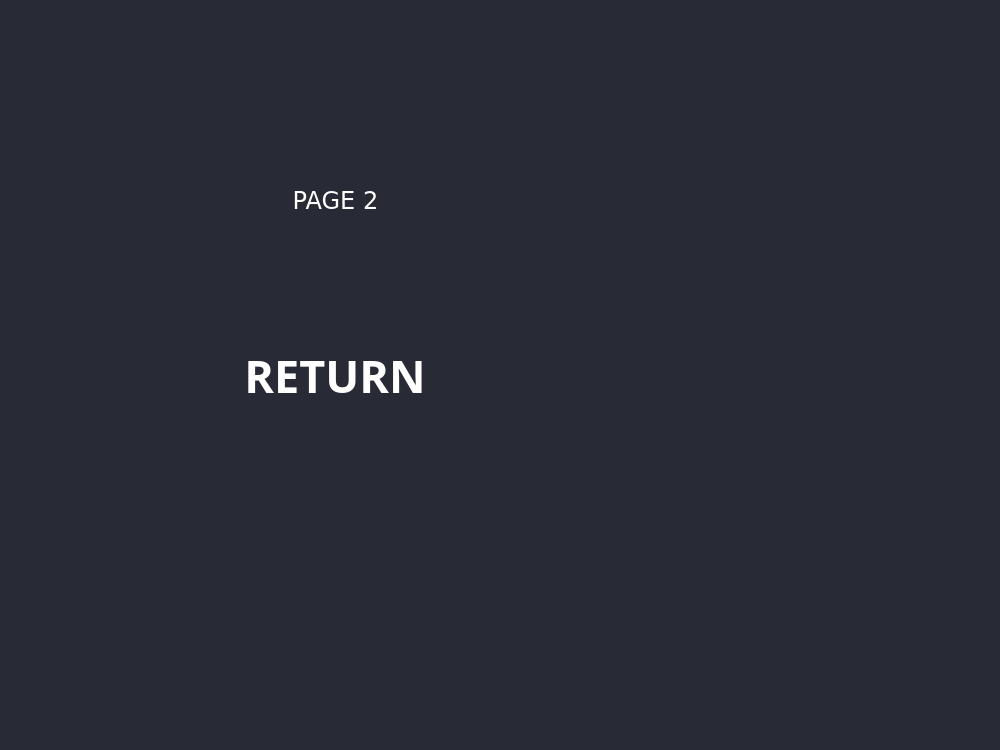
The window that dashAthenas.ui (AthenasArch/AthenasDashECU) describes before a commit, drawn with Qt 5.
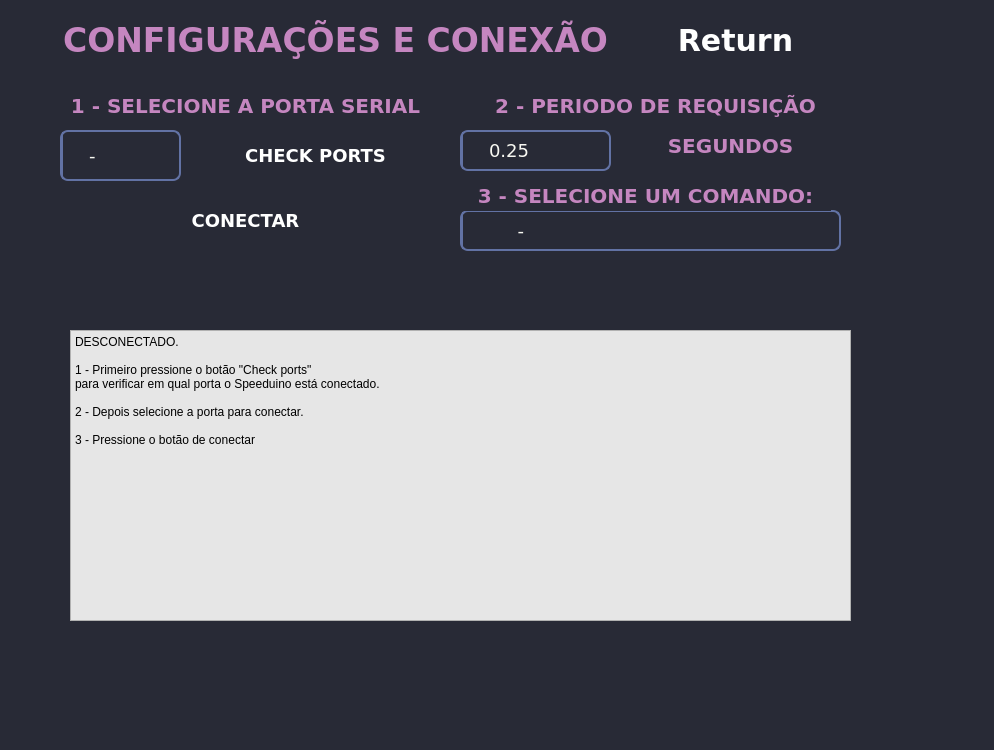
The same window after the commit. The open tabs and pages were chosen to show the change. Icons and pictures are not drawn. Custom widgets are drawn as their Qt base class.

```diff
--- a/dashAthenas.ui
+++ b/dashAthenas.ui
@@ -6,7 +6,7 @@
    <rect>
     <x>0</x>
     <y>0</y>
-    <width>1000</width>
+    <width>994</width>
     <height>750</height>
    </rect>
   </property>
@@ -46,8 +46,8 @@
    <widget class="QStackedWidget" name="stackedWidget">
     <property name="geometry">
      <rect>
-      <x>0</x>
-      <y>-10</y>
+      <x>-10</x>
+      <y>-20</y>
       <width>950</width>
       <height>750</height>
      </rect>
@@ -392,18 +392,171 @@
      </widget>
     </widget>
     <widget class="QWidget" name="page_1">
+     <widget class="QLabel" name="label_8">
+      <property name="geometry">
+       <rect>
+        <x>70</x>
+        <y>30</y>
+        <width>551</width>
+        <height>61</height>
+       </rect>
+      </property>
+      <property name="font">
+       <font>
+        <family>Verdana</family>
+        <pointsize>25</pointsize>
+        <bold>true</bold>
+       </font>
+      </property>
+      <property name="styleSheet">
+       <string notr="true">color: #c586c0;</string>
+      </property>
+      <property name="text">
+       <string>CONFIGURAÇÕES E CONEXÃO</string>
+      </property>
+      <property name="alignment">
+       <set>Qt::AlignCenter</set>
+      </property>
+     </widget>
      <widget class="QPushButton" name="bntReturn_1">
       <property name="geometry">
        <rect>
+        <x>630</x>
+        <y>30</y>
+        <width>231</width>
+        <height>61</height>
+       </rect>
+      </property>
+      <property name="font">
+       <font>
+        <family>Verdana</family>
+        <pointsize>-1</pointsize>
+        <bold>true</bold>
+        <underline>false</underline>
+        <strikeout>false</strikeout>
+       </font>
+      </property>
+      <property name="autoFillBackground">
+       <bool>false</bool>
+      </property>
+      <property name="styleSheet">
+       <string notr="true">        QPushButton {
+            background: qlineargradient(x1: 0, y1: 0, x2: 0, y2: 1,
+                                        stop: 0.05 #630303, stop: 1 #4cc7c9);
+            border-radius: 8px;
+            color: #ffffff;
+            font-family: Verdana;
+            font-size: 30px;
+            font-weight: bold;
+            padding: 13px 32px;
+            text-decoration: none;
+        }
+        QPushButton:hover {
+            background: qlineargradient(x1: 0, y1: 0, x2: 0, y2: 1,
+                                        stop: 0.05 #4cc7c9, stop: 1 #630303);
+        }
+        QPushButton:pressed {
+            position:relative;
+            top:1px;
+        }</string>
+      </property>
+      <property name="text">
+       <string>Return</string>
+      </property>
+     </widget>
+     <widget class="QComboBox" name="comboBoxPortaCom">
+      <property name="geometry">
+       <rect>
+        <x>70</x>
+        <y>150</y>
+        <width>121</width>
+        <height>51</height>
+       </rect>
+      </property>
+      <property name="layoutDirection">
+       <enum>Qt::RightToLeft</enum>
+      </property>
+      <property name="styleSheet">
+       <string notr="true">QComboBox {
+	gridline-color: rgb(255, 255, 255);
+    background-color: #282a36;
+    border: 2px solid #6272a4;
+    border-radius: 8px;
+    color: #f8f8f2;
+    font-family: Verdana;
+    font-size: 18px;
+    padding: 6px;
+}
+
+QComboBox:hover {
+    border-color: #ffffff;
+}
+
+QComboBox:editable {
+    background-color: #44475a;
+}
+
+QComboBox:!editable, QComboBox::drop-down:editable {
+    background: #282a36;
+}
+
+QComboBox:!editable:on, QComboBox::drop-down:editable:on {
+    background: #282a36;
+}
+
+QComboBox:on { /* quando selecionado */
+    border-color: #f1fa8c;
+}
+
+QComboBox::drop-down {
+    subcontrol-origin: padding;
+    subcontrol-position: top right;
+    width: 20px;
+    border-left-width: 1px;
+    border-left-color: #6272a4;
+    border-left-style: solid; /* estilo de linha da esquerda - pode ser qualquer um dos seguintes: solid, dashed, dot-dash, dot-dot-dash, none */
+    border-top-right-radius: 3px; /* raio superior direito da borda quando a caixa não está focada */
+    border-bottom-right-radius: 3px; /* raio inferior direito da borda quando a caixa não está focada */
+}
+
+QComboBox::down-arrow {
+    image: url(/path/to/your/image.png); /* substitua '/path/to/your/image.png' pelo caminho correto para sua imagem */
+}
+
+QComboBox::down-arrow:on { /* mude a cor do botão para laranja quando a caixa está focada */
+    top: 1px;
+    left: 1px;
+}
+
+QComboBox QAbstractItemView {
+    color: #f8f8f2; /* cor do texto dos itens */
+    background-color: #3c0a8c; /* cor de fundo dos itens */
+}
+
+
+</string>
+      </property>
+      <property name="currentText">
+       <string>-</string>
+      </property>
+      <item>
+       <property name="text">
+        <string>-</string>
+       </property>
+      </item>
+     </widget>
+     <widget class="QPushButton" name="bntCheckPorts">
+      <property name="geometry">
+       <rect>
         <x>210</x>
-        <y>310</y>
-        <width>250</width>
-        <height>150</height>
+        <y>150</y>
+        <width>231</width>
+        <height>51</height>
        </rect>
       </property>
       <property name="font">
        <font>
-        <family>DS-Digital</family>
+        <family>Verdana</family>
         <pointsize>-1</pointsize>
         <bold>true</bold>
         <underline>false</underline>
@@ -419,8 +572,8 @@
                                         stop: 0.05 #630303, stop: 1 #4cc7c9);
             border-radius: 8px;
             color: #ffffff;
-            font-family: DS-Digital;
-            font-size: 45px;
+            font-family: Verdana;
+            font-size: 18px;
             font-weight: bold;
             padding: 13px 32px;
             text-decoration: none;
@@ -435,29 +588,389 @@
         }</string>
       </property>
       <property name="text">
-       <string>RETURN</string>
+       <string>CHECK PORTS</string>
       </property>
      </widget>
      <widget class="QLabel" name="label_5">
       <property name="geometry">
        <rect>
-        <x>160</x>
-        <y>180</y>
-        <width>351</width>
+        <x>70</x>
+        <y>110</y>
+        <width>371</width>
+        <height>31</height>
+       </rect>
+      </property>
+      <property name="font">
+       <font>
+        <family>Verdana</family>
+        <pointsize>15</pointsize>
+        <bold>true</bold>
+       </font>
+      </property>
+      <property name="styleSheet">
+       <string notr="true">color: #c586c0;
+background-color: rgb(40, 42, 54);</string>
+      </property>
+      <property name="text">
+       <string>1 - SELECIONE A PORTA SERIAL</string>
+      </property>
+      <property name="alignment">
+       <set>Qt::AlignCenter</set>
+      </property>
+     </widget>
+     <widget class="QPushButton" name="bntConnect">
+      <property name="geometry">
+       <rect>
+        <x>70</x>
+        <y>210</y>
+        <width>371</width>
         <height>61</height>
        </rect>
       </property>
       <property name="font">
        <font>
         <family>Verdana</family>
-        <pointsize>18</pointsize>
+        <pointsize>-1</pointsize>
+        <bold>true</bold>
+        <underline>false</underline>
+        <strikeout>false</strikeout>
        </font>
       </property>
+      <property name="autoFillBackground">
+       <bool>false</bool>
+      </property>
       <property name="styleSheet">
-       <string notr="true">color: rgb(255, 255, 255);</string>
+       <string notr="true">        QPushButton {
+            background: qlineargradient(x1: 0, y1: 0, x2: 0, y2: 1,
+                                        stop: 0.05 #630303, stop: 1 #4cc7c9);
+            border-radius: 8px;
+            color: #ffffff;
+            font-family: Verdana;
+            font-size: 18px;
+            font-weight: bold;
+            padding: 13px 32px;
+            text-decoration: none;
+        }
+        QPushButton:hover {
+            background: qlineargradient(x1: 0, y1: 0, x2: 0, y2: 1,
+                                        stop: 0.05 #4cc7c9, stop: 1 #630303);
+        }
+        QPushButton:pressed {
+            position:relative;
+            top:1px;
+        }</string>
       </property>
       <property name="text">
-       <string>PAGE 2</string>
+       <string>CONECTAR</string>
+      </property>
+     </widget>
+     <widget class="QPlainTextEdit" name="debugTextTermina">
+      <property name="geometry">
+       <rect>
+        <x>80</x>
+        <y>350</y>
+        <width>781</width>
+        <height>291</height>
+       </rect>
+      </property>
+      <property name="styleSheet">
+       <string notr="true">font: 12pt &quot;Consolas&quot;;
+border-color: rgb(85, 0, 127);
+background-color: rgb(230, 230, 230);</string>
+      </property>
+      <property name="tabChangesFocus">
+       <bool>false</bool>
+      </property>
+      <property name="plainText">
+       <string>DESCONECTADO.
+
+1 - Primeiro pressione o botão &quot;Check ports&quot; 
+para verificar em qual porta o Speeduino está conectado.
+
+2 - Depois selecione a porta para conectar.
+
+3 - Pressione o botão de conectar
+</string>
+      </property>
+     </widget>
+     <widget class="QComboBox" name="comboBoxPortaCom_2">
+      <property name="geometry">
+       <rect>
+        <x>470</x>
+        <y>230</y>
+        <width>381</width>
+        <height>41</height>
+       </rect>
+      </property>
+      <property name="layoutDirection">
+       <enum>Qt::RightToLeft</enum>
+      </property>
+      <property name="styleSheet">
+       <string notr="true">QComboBox {
+	gridline-color: rgb(255, 255, 255);
+    background-color: #282a36;
+    border: 2px solid #6272a4;
+    border-radius: 8px;
+    color: #f8f8f2;
+    font-family: Verdana;
+    font-size: 18px;
+    padding: 6px;
+}
+
+QComboBox:hover {
+    border-color: #ffffff;
+}
+
+QComboBox:editable {
+    background-color: #44475a;
+}
+
+QComboBox:!editable, QComboBox::drop-down:editable {
+    background: #282a36;
+}
+
+QComboBox:!editable:on, QComboBox::drop-down:editable:on {
+    background: #282a36;
+}
+
+QComboBox:on { /* quando selecionado */
+    border-color: #f1fa8c;
+}
+
+QComboBox::drop-down {
+    subcontrol-origin: padding;
+    subcontrol-position: top right;
+    width: 20px;
+    border-left-width: 1px;
+    border-left-color: #6272a4;
+    border-left-style: solid; /* estilo de linha da esquerda - pode ser qualquer um dos seguintes: solid, dashed, dot-dash, dot-dot-dash, none */
+    border-top-right-radius: 3px; /* raio superior direito da borda quando a caixa não está focada */
+    border-bottom-right-radius: 3px; /* raio inferior direito da borda quando a caixa não está focada */
+}
+
+QComboBox::down-arrow {
+    image: url(/path/to/your/image.png); /* substitua '/path/to/your/image.png' pelo caminho correto para sua imagem */
+}
+
+QComboBox::down-arrow:on { /* mude a cor do botão para laranja quando a caixa está focada */
+    top: 1px;
+    left: 1px;
+}
+
+QComboBox QAbstractItemView {
+    color: #f8f8f2; /* cor do texto dos itens */
+    background-color: #3c0a8c; /* cor de fundo dos itens */
+}
+
+
+</string>
+      </property>
+      <property name="currentText">
+       <string>     -</string>
+      </property>
+      <item>
+       <property name="text">
+        <string>     -</string>
+       </property>
+      </item>
+     </widget>
+     <widget class="QLabel" name="label_10">
+      <property name="geometry">
+       <rect>
+        <x>470</x>
+        <y>200</y>
+        <width>371</width>
+        <height>31</height>
+       </rect>
+      </property>
+      <property name="font">
+       <font>
+        <family>Verdana</family>
+        <pointsize>15</pointsize>
+        <bold>true</bold>
+       </font>
+      </property>
+      <property name="styleSheet">
+       <string notr="true">color: #c586c0;
+background-color: rgb(40, 42, 54);</string>
+      </property>
+      <property name="text">
+       <string>3 - SELECIONE UM COMANDO:</string>
+      </property>
+      <property name="alignment">
+       <set>Qt::AlignCenter</set>
+      </property>
+     </widget>
+     <widget class="QLabel" name="label_11">
+      <property name="geometry">
+       <rect>
+        <x>480</x>
+        <y>110</y>
+        <width>371</width>
+        <height>31</height>
+       </rect>
+      </property>
+      <property name="font">
+       <font>
+        <family>Verdana</family>
+        <pointsize>15</pointsize>
+        <bold>true</bold>
+       </font>
+      </property>
+      <property name="styleSheet">
+       <string notr="true">color: #c586c0;
+background-color: rgb(40, 42, 54);</string>
+      </property>
+      <property name="text">
+       <string>2 - PERIODO DE REQUISIÇÃO</string>
+      </property>
+      <property name="alignment">
+       <set>Qt::AlignCenter</set>
+      </property>
+     </widget>
+     <widget class="QComboBox" name="comboBoxPortaCom_3">
+      <property name="geometry">
+       <rect>
+        <x>470</x>
+        <y>150</y>
+        <width>151</width>
+        <height>41</height>
+       </rect>
+      </property>
+      <property name="layoutDirection">
+       <enum>Qt::RightToLeft</enum>
+      </property>
+      <property name="styleSheet">
+       <string notr="true">QComboBox {
+	gridline-color: rgb(255, 255, 255);
+    background-color: #282a36;
+    border: 2px solid #6272a4;
+    border-radius: 8px;
+    color: #f8f8f2;
+    font-family: Verdana;
+    font-size: 18px;
+    padding: 6px;
+}
+
+QComboBox:hover {
+    border-color: #ffffff;
+}
+
+QComboBox:editable {
+    background-color: #44475a;
+}
+
+QComboBox:!editable, QComboBox::drop-down:editable {
+    background: #282a36;
+}
+
+QComboBox:!editable:on, QComboBox::drop-down:editable:on {
+    background: #282a36;
+}
+
+QComboBox:on { /* quando selecionado */
+    border-color: #f1fa8c;
+}
+
+QComboBox::drop-down {
+    subcontrol-origin: padding;
+    subcontrol-position: top right;
+    width: 20px;
+    border-left-width: 1px;
+    border-left-color: #6272a4;
+    border-left-style: solid; /* estilo de linha da esquerda - pode ser qualquer um dos seguintes: solid, dashed, dot-dash, dot-dot-dash, none */
+    border-top-right-radius: 3px; /* raio superior direito da borda quando a caixa não está focada */
+    border-bottom-right-radius: 3px; /* raio inferior direito da borda quando a caixa não está focada */
+}
+
+QComboBox::down-arrow {
+    image: url(/path/to/your/image.png); /* substitua '/path/to/your/image.png' pelo caminho correto para sua imagem */
+}
+
+QComboBox::down-arrow:on { /* mude a cor do botão para laranja quando a caixa está focada */
+    top: 1px;
+    left: 1px;
+}
+
+QComboBox QAbstractItemView {
+    color: #f8f8f2; /* cor do texto dos itens */
+    background-color: #3c0a8c; /* cor de fundo dos itens */
+}
+
+
+</string>
+      </property>
+      <property name="currentText">
+       <string>0.25</string>
+      </property>
+      <item>
+       <property name="text">
+        <string>0.25</string>
+       </property>
+      </item>
+      <item>
+       <property name="text">
+        <string>0.50</string>
+       </property>
+      </item>
+      <item>
+       <property name="text">
+        <string>0.75</string>
+       </property>
+      </item>
+      <item>
+       <property name="text">
+        <string>1</string>
+       </property>
+      </item>
+      <item>
+       <property name="text">
+        <string>2</string>
+       </property>
+      </item>
+      <item>
+       <property name="text">
+        <string>4</string>
+       </property>
+      </item>
+      <item>
+       <property name="text">
+        <string>6</string>
+       </property>
+      </item>
+      <item>
+       <property name="text">
+        <string>8</string>
+       </property>
+      </item>
+      <item>
+       <property name="text">
+        <string>10</string>
+       </property>
+      </item>
+     </widget>
+     <widget class="QLabel" name="label_12">
+      <property name="geometry">
+       <rect>
+        <x>630</x>
+        <y>150</y>
+        <width>221</width>
+        <height>31</height>
+       </rect>
+      </property>
+      <property name="font">
+       <font>
+        <family>Verdana</family>
+        <pointsize>15</pointsize>
+        <bold>true</bold>
+       </font>
+      </property>
+      <property name="styleSheet">
+       <string notr="true">color: #c586c0;
+background-color: rgb(40, 42, 54);</string>
+      </property>
+      <property name="text">
+       <string>SEGUNDOS</string>
       </property>
       <property name="alignment">
        <set>Qt::AlignCenter</set>
```
Left out of the diff: 152 changed lines with no effect on the pictures.
